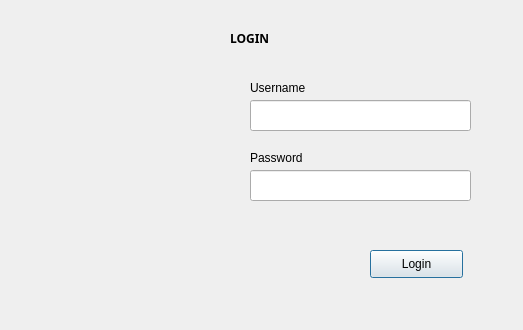
The window that ui/LoginForm.ui (AlienWolfX/CSU-RFID-PYQT6) describes before a commit, drawn with Qt 5.
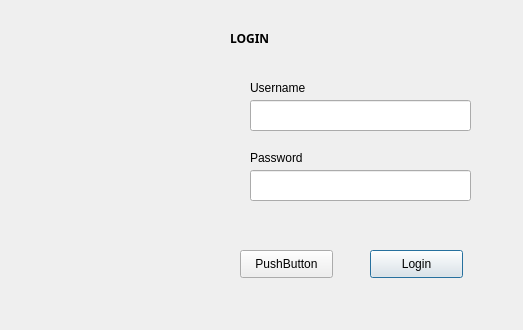
The same window after the commit. Icons and pictures are not drawn.

Diff of the .ui file:
```diff
--- a/ui/LoginForm.ui
+++ b/ui/LoginForm.ui
@@ -128,6 +128,19 @@
     </rect>
    </property>
   </widget>
+  <widget class="QPushButton" name="pushButton">
+   <property name="geometry">
+    <rect>
+     <x>240</x>
+     <y>250</y>
+     <width>93</width>
+     <height>28</height>
+    </rect>
+   </property>
+   <property name="text">
+    <string>PushButton</string>
+   </property>
+  </widget>
  </widget>
  <resources/>
  <connections/>
```
